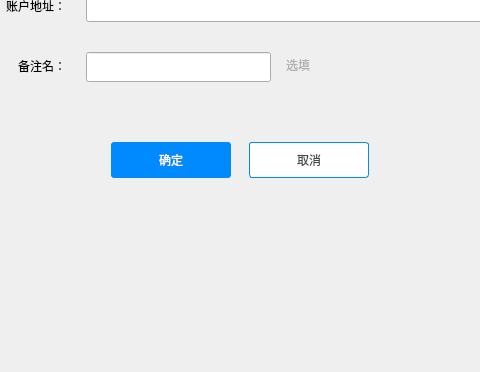
The window that addcontactdialog.ui (realm520/gdwcoin) describes before a commit, drawn with Qt 5; both pictures show x 249 to 729 and y 208 to 580 of the 960 by 580 pixel window.
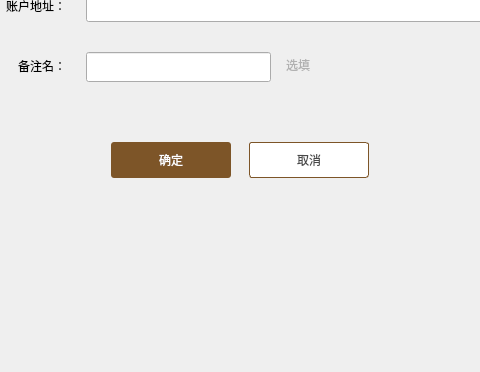
The same window after the commit.

The edit to the form file:
```diff
--- a/addcontactdialog.ui
+++ b/addcontactdialog.ui
@@ -57,8 +57,8 @@
       <enum>Qt::NoFocus</enum>
      </property>
      <property name="styleSheet">
-      <string notr="true">QToolButton{background-color:#ffffff;color:#484848;border:1px solid rgb(0,138,254);border-radius:3px;}
-QToolButton:hover{color:rgb(0,138,254);}</string>
+      <string notr="true">QToolButton{background-color:#ffffff;color:#484848;border:1px solid rgb(125,85,40);border-radius:3px;}
+QToolButton:hover{color:rgb(125,85,40);}</string>
      </property>
      <property name="text">
       <string>取消</string>
@@ -196,9 +196,9 @@
       <enum>Qt::NoFocus</enum>
      </property>
      <property name="styleSheet">
-      <string notr="true">QToolButton{background-color:rgb(0,138,254);color:#ffffff;border:none;border-radius:3px;}
-QToolButton:hover{background-color:rgb(10,148,254);}
-QToolButton:disabled{background-color:#cecece;}</string>
+      <string notr="true">QToolButton{background-color:rgb(125,85,40);color:#ffffff;border:none;border-radius:3px;}
+QToolButton:hover{background-color:rgb(185,150,85);}
+</string>
      </property>
      <property name="text">
       <string>确定</string>
```
